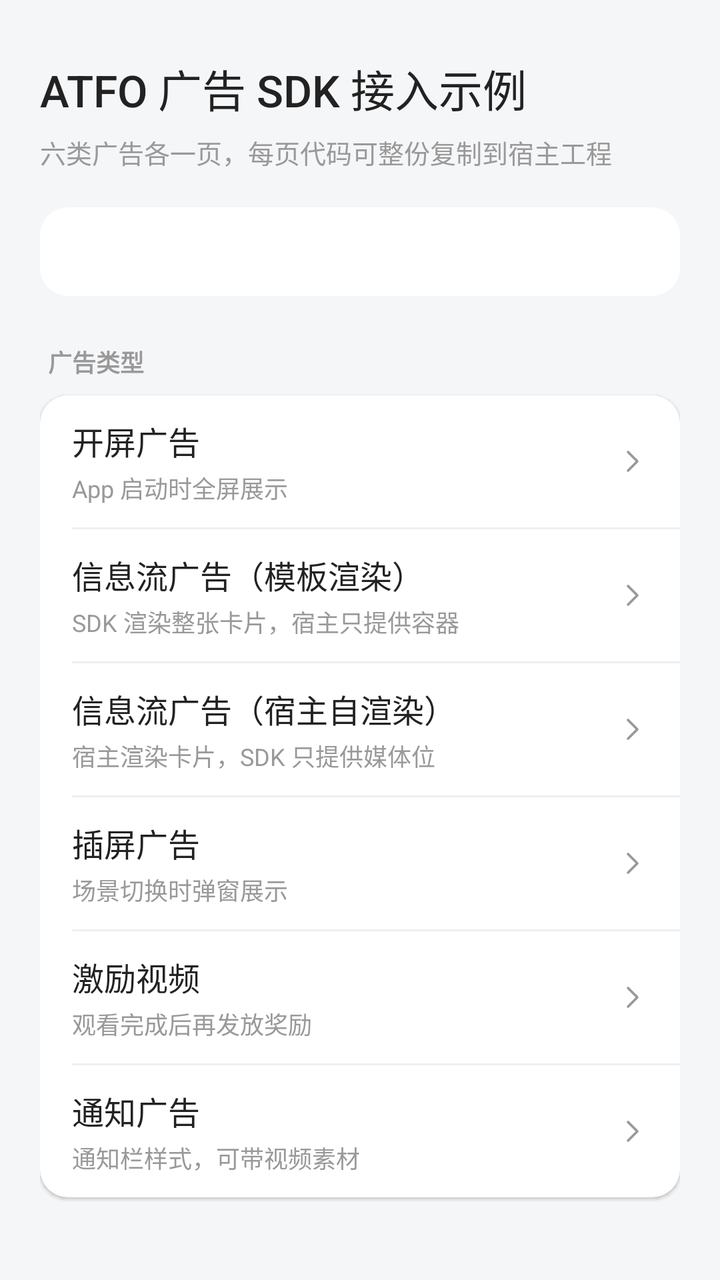
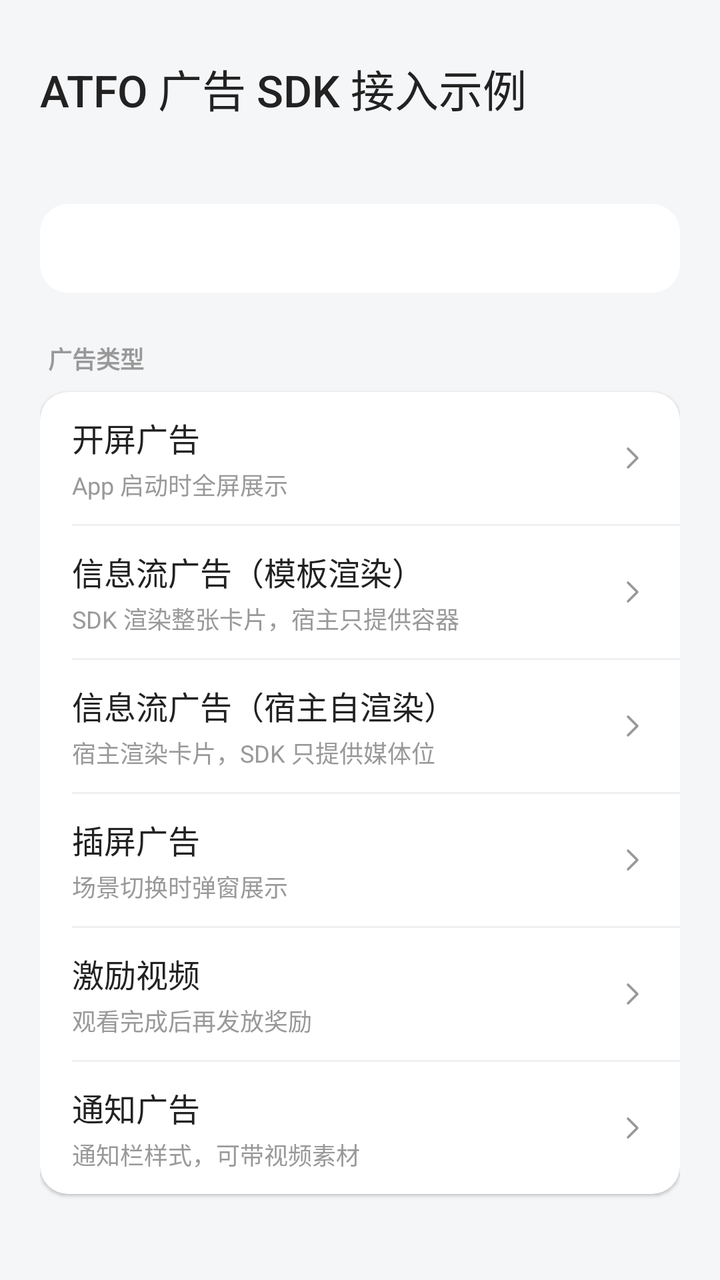

Screens rendered from an Android XML layout before and after an edit, with the pre-edit source and the edit as a unified diff.
<!-- AndroidManifest.xml: application theme Theme.ATFOAndroidSdkDemo -->
<!-- res/layout/activity_main.xml -->
<?xml version="1.0" encoding="utf-8"?>
<ScrollView xmlns:android="http://schemas.android.com/apk/res/android"
    android:id="@+id/main"
    android:layout_width="match_parent"
    android:layout_height="match_parent"
    android:background="@color/page_bg"
    android:fillViewport="true"
    android:scrollbars="none">

    <LinearLayout
        android:layout_width="match_parent"
        android:layout_height="wrap_content"
        android:orientation="vertical"
        android:padding="20dp">

        <TextView
            android:layout_width="match_parent"
            android:layout_height="wrap_content"
            android:layout_marginTop="8dp"
            android:fontFamily="sans-serif-medium"
            android:text="ATFO 广告 SDK 接入示例"
            android:textColor="@color/ad_title"
            android:textSize="22sp" />

        <TextView
            android:layout_width="match_parent"
            android:layout_height="wrap_content"
            android:layout_marginTop="6dp"
            android:text="六类广告各一页，每页代码可整份复制到宿主工程"
            android:textColor="@color/ad_desc"
            android:textSize="13sp" />

        
        <TextView
            android:id="@+id/tv_state"
            android:layout_width="match_parent"
            android:layout_height="wrap_content"
            android:layout_marginTop="18dp"
            android:background="@drawable/bg_ad_card"
            android:fontFamily="monospace"
            android:lineSpacingExtra="3dp"
            android:padding="14dp"
            android:textColor="@color/ad_title"
            android:textSize="12sp" />

        <TextView
            android:layout_width="match_parent"
            android:layout_height="wrap_content"
            android:layout_marginBottom="8dp"
            android:layout_marginTop="24dp"
            android:paddingStart="4dp"
            android:text="广告类型"
            android:textColor="@color/ad_desc"
            android:textSize="12sp"
            android:textStyle="bold" />

        
        <LinearLayout
            android:layout_width="match_parent"
            android:layout_height="wrap_content"
            android:background="@drawable/bg_ad_card"
            android:elevation="1dp"
            android:orientation="vertical">

            <LinearLayout
                android:id="@+id/row_splash"
                style="@style/Widget.AtfoDemo.EntryRow">

                <LinearLayout style="@style/Widget.AtfoDemo.EntryRowText">

                    <TextView
                        style="@style/Widget.AtfoDemo.EntryRowTitle"
                        android:text="开屏广告" />

                    <TextView
                        style="@style/Widget.AtfoDemo.EntryRowDesc"
                        android:text="App 启动时全屏展示" />
                </LinearLayout>

                <ImageView style="@style/Widget.AtfoDemo.EntryRowChevron" />
            </LinearLayout>

            <View style="@style/Widget.AtfoDemo.EntryRowDivider" />

            <LinearLayout
                android:id="@+id/row_feed"
                style="@style/Widget.AtfoDemo.EntryRow">

                <LinearLayout style="@style/Widget.AtfoDemo.EntryRowText">

                    <TextView
                        style="@style/Widget.AtfoDemo.EntryRowTitle"
                        android:text="信息流广告（模板渲染）" />

                    <TextView
                        style="@style/Widget.AtfoDemo.EntryRowDesc"
                        android:text="SDK 渲染整张卡片，宿主只提供容器" />
                </LinearLayout>

                <ImageView style="@style/Widget.AtfoDemo.EntryRowChevron" />
            </LinearLayout>

            <View style="@style/Widget.AtfoDemo.EntryRowDivider" />

            <LinearLayout
                android:id="@+id/row_feed_self_render"
                style="@style/Widget.AtfoDemo.EntryRow">

                <LinearLayout style="@style/Widget.AtfoDemo.EntryRowText">

                    <TextView
                        style="@style/Widget.AtfoDemo.EntryRowTitle"
                        android:text="信息流广告（宿主自渲染）" />

                    <TextView
                        style="@style/Widget.AtfoDemo.EntryRowDesc"
                        android:text="宿主渲染卡片，SDK 只提供媒体位" />
                </LinearLayout>

                <ImageView style="@style/Widget.AtfoDemo.EntryRowChevron" />
            </LinearLayout>

            <View style="@style/Widget.AtfoDemo.EntryRowDivider" />

            <LinearLayout
                android:id="@+id/row_interstitial"
                style="@style/Widget.AtfoDemo.EntryRow">

                <LinearLayout style="@style/Widget.AtfoDemo.EntryRowText">

                    <TextView
                        style="@style/Widget.AtfoDemo.EntryRowTitle"
                        android:text="插屏广告" />

                    <TextView
                        style="@style/Widget.AtfoDemo.EntryRowDesc"
                        android:text="场景切换时弹窗展示" />
                </LinearLayout>

                <ImageView style="@style/Widget.AtfoDemo.EntryRowChevron" />
            </LinearLayout>

            <View style="@style/Widget.AtfoDemo.EntryRowDivider" />

            <LinearLayout
                android:id="@+id/row_reward"
                style="@style/Widget.AtfoDemo.EntryRow">

                <LinearLayout style="@style/Widget.AtfoDemo.EntryRowText">

                    <TextView
                        style="@style/Widget.AtfoDemo.EntryRowTitle"
                        android:text="激励视频" />

                    <TextView
                        style="@style/Widget.AtfoDemo.EntryRowDesc"
                        android:text="观看完成后再发放奖励" />
                </LinearLayout>

                <ImageView style="@style/Widget.AtfoDemo.EntryRowChevron" />
            </LinearLayout>

            <View style="@style/Widget.AtfoDemo.EntryRowDivider" />

            <LinearLayout
                android:id="@+id/row_notify"
                style="@style/Widget.AtfoDemo.EntryRow">

                <LinearLayout style="@style/Widget.AtfoDemo.EntryRowText">

                    <TextView
                        style="@style/Widget.AtfoDemo.EntryRowTitle"
                        android:text="通知广告" />

                    <TextView
                        style="@style/Widget.AtfoDemo.EntryRowDesc"
                        android:text="通知栏样式，可带视频素材" />
                </LinearLayout>

                <ImageView style="@style/Widget.AtfoDemo.EntryRowChevron" />
            </LinearLayout>
        </LinearLayout>

    </LinearLayout>
</ScrollView>
<!-- resources referenced by this layout -->
<resources>
  <color name="ad_desc">#999999</color>
  <color name="ad_title">#222222</color>
  <color name="page_bg">#F5F6F8</color>
  <!-- drawable bg_ad_card (drawable) -->
  <?xml version="1.0" encoding="utf-8"?>
  <shape xmlns:android="http://schemas.android.com/apk/res/android"
      android:shape="rectangle">
      <solid android:color="@color/white" />
      <corners android:radius="14dp" />
  </shape>
  <style name="Widget.AtfoDemo.EntryRow" parent="">
          <item name="android:layout_width">match_parent</item>
          <item name="android:layout_height">wrap_content</item>
          <item name="android:minHeight">64dp</item>
          <item name="android:orientation">horizontal</item>
          <item name="android:gravity">center_vertical</item>
          <item name="android:paddingStart">16dp</item>
          <item name="android:paddingEnd">16dp</item>
          <item name="android:paddingTop">11dp</item>
          <item name="android:paddingBottom">11dp</item>
          <item name="android:background">?attr/selectableItemBackground</item>
          <item name="android:clickable">true</item>
          <item name="android:focusable">true</item>
      </style>
  <style name="Widget.AtfoDemo.EntryRowChevron" parent="">
          <item name="android:layout_width">16dp</item>
          <item name="android:layout_height">16dp</item>
          <item name="android:layout_marginStart">12dp</item>
          <item name="android:importantForAccessibility">no</item>
          <item name="android:src">@drawable/ic_chevron_right</item>
      </style>
  <style name="Widget.AtfoDemo.EntryRowDesc" parent="">
          <item name="android:layout_width">match_parent</item>
          <item name="android:layout_height">wrap_content</item>
          <item name="android:layout_marginTop">3dp</item>
          <item name="android:ellipsize">end</item>
          <item name="android:maxLines">1</item>
          <item name="android:textColor">@color/ad_desc</item>
          <item name="android:textSize">12sp</item>
      </style>
  <style name="Widget.AtfoDemo.EntryRowDivider" parent="">
          <item name="android:layout_width">match_parent</item>
          <item name="android:layout_height">1dp</item>
          <item name="android:layout_marginStart">16dp</item>
          <item name="android:background">@color/divider</item>
      </style>
  <style name="Widget.AtfoDemo.EntryRowText" parent="">
          <item name="android:layout_width">0dp</item>
          <item name="android:layout_height">wrap_content</item>
          <item name="android:layout_weight">1</item>
          <item name="android:orientation">vertical</item>
      </style>
  <style name="Widget.AtfoDemo.EntryRowTitle" parent="">
          <item name="android:layout_width">match_parent</item>
          <item name="android:layout_height">wrap_content</item>
          <item name="android:ellipsize">end</item>
          <item name="android:fontFamily">sans-serif-medium</item>
          <item name="android:maxLines">1</item>
          <item name="android:textColor">@color/ad_title</item>
          <item name="android:textSize">16sp</item>
      </style>
  <style name="Theme.ATFOAndroidSdkDemo" parent="Base.Theme.ATFOAndroidSdkDemo" />
  <color name="white">#FFFFFFFF</color>
  <!-- drawable ic_chevron_right (drawable) -->
  <?xml version="1.0" encoding="utf-8"?>
  <vector xmlns:android="http://schemas.android.com/apk/res/android"
      android:width="16dp"
      android:height="16dp"
      android:viewportWidth="24"
      android:viewportHeight="24">
      <path
          android:pathData="M9,5L16,12L9,19"
          android:strokeColor="@color/ad_desc"
          android:strokeWidth="1.8"
          android:strokeLineCap="round"
          android:strokeLineJoin="round" />
  </vector>
  <color name="divider">#EEF0F2</color>
  <style name="Base.Theme.ATFOAndroidSdkDemo" parent="Theme.Material3.DayNight.NoActionBar">
          
          
      </style>
</resources>

<!-- the commit's change to res/layout/activity_main.xml (unified diff, before → after) -->
@@ -26,7 +26,6 @@
             android:layout_width="match_parent"
             android:layout_height="wrap_content"
             android:layout_marginTop="6dp"
-            android:text="六类广告各一页，每页代码可整份复制到宿主工程"
             android:textColor="@color/ad_desc"
             android:textSize="13sp" />
 
